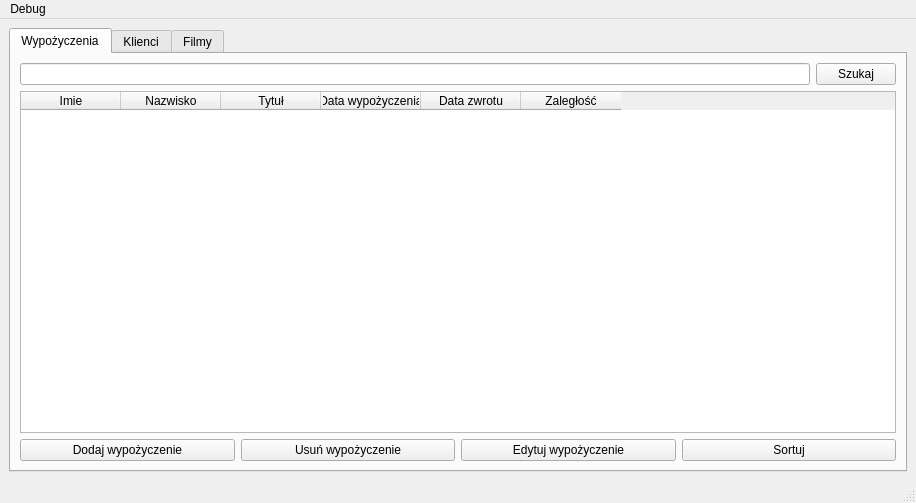
maciej-umanski/Wypozyczalnia_Filmow_PC2_QT, file mainwindow.ui: the form before one commit.
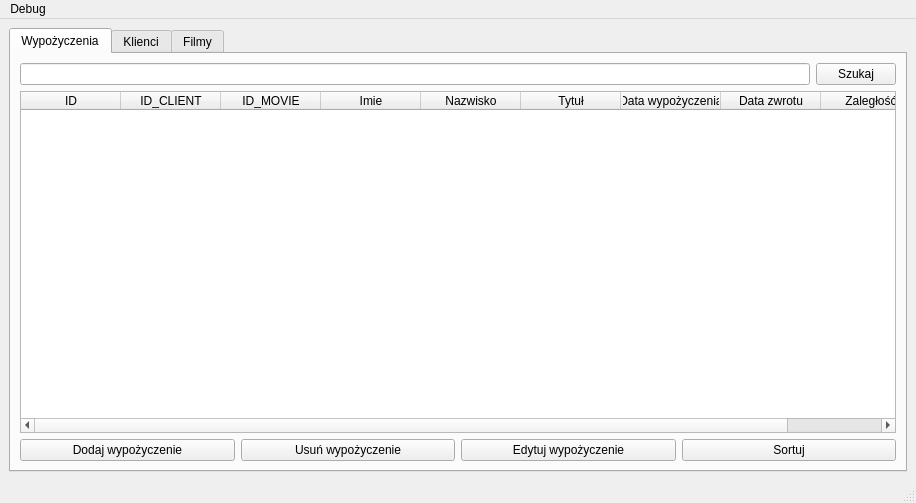
The form after the commit. The open tabs and pages were chosen to show the change.

Diff of the .ui file:
```diff
--- a/mainwindow.ui
+++ b/mainwindow.ui
@@ -74,6 +74,21 @@
           <property name="selectionBehavior">
            <enum>QAbstractItemView::SelectRows</enum>
           </property>
+          <column>
+           <property name="text">
+            <string>ID</string>
+           </property>
+          </column>
+          <column>
+           <property name="text">
+            <string>ID_CLIENT</string>
+           </property>
+          </column>
+          <column>
+           <property name="text">
+            <string>ID_MOVIE</string>
+           </property>
+          </column>
           <column>
            <property name="text">
             <string>Imie</string>
```
Left out of the diff: 24 changed lines with no effect on the pictures.
